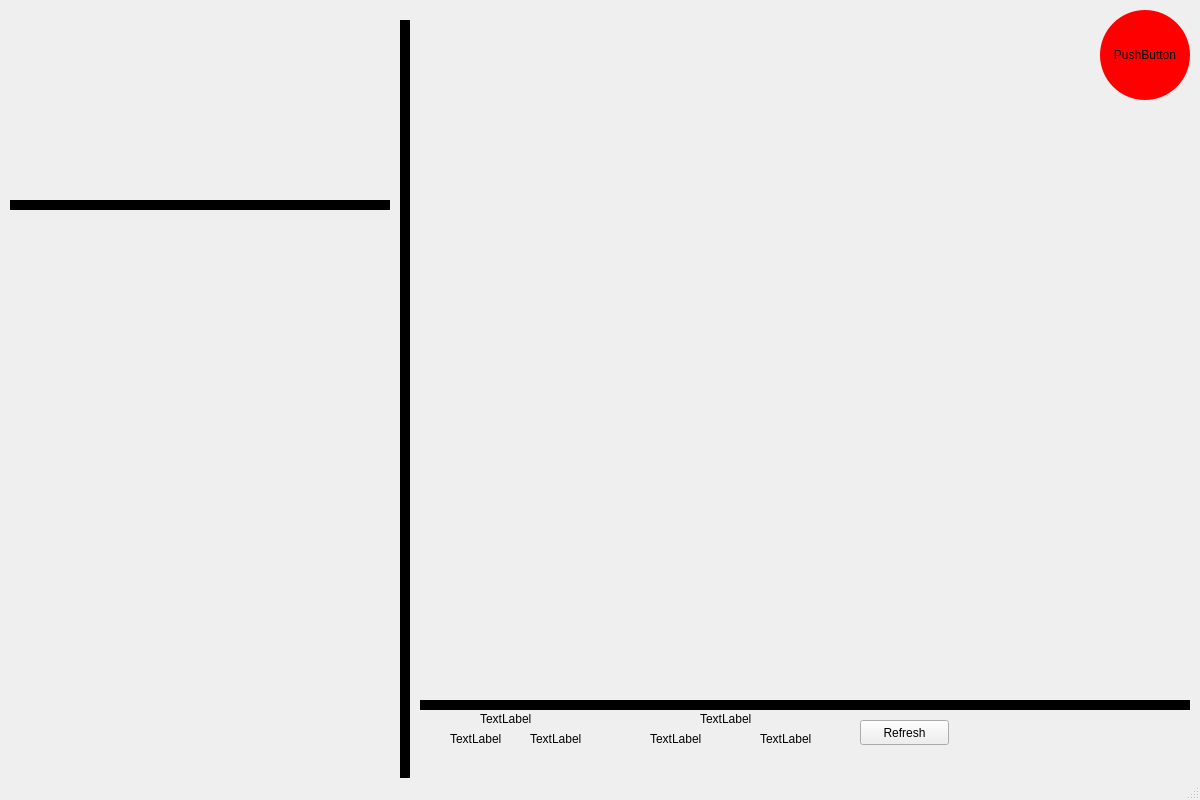
The window that mainwindow.ui (whitea17/dashboard-lab4) describes before a commit, drawn with Qt 5.
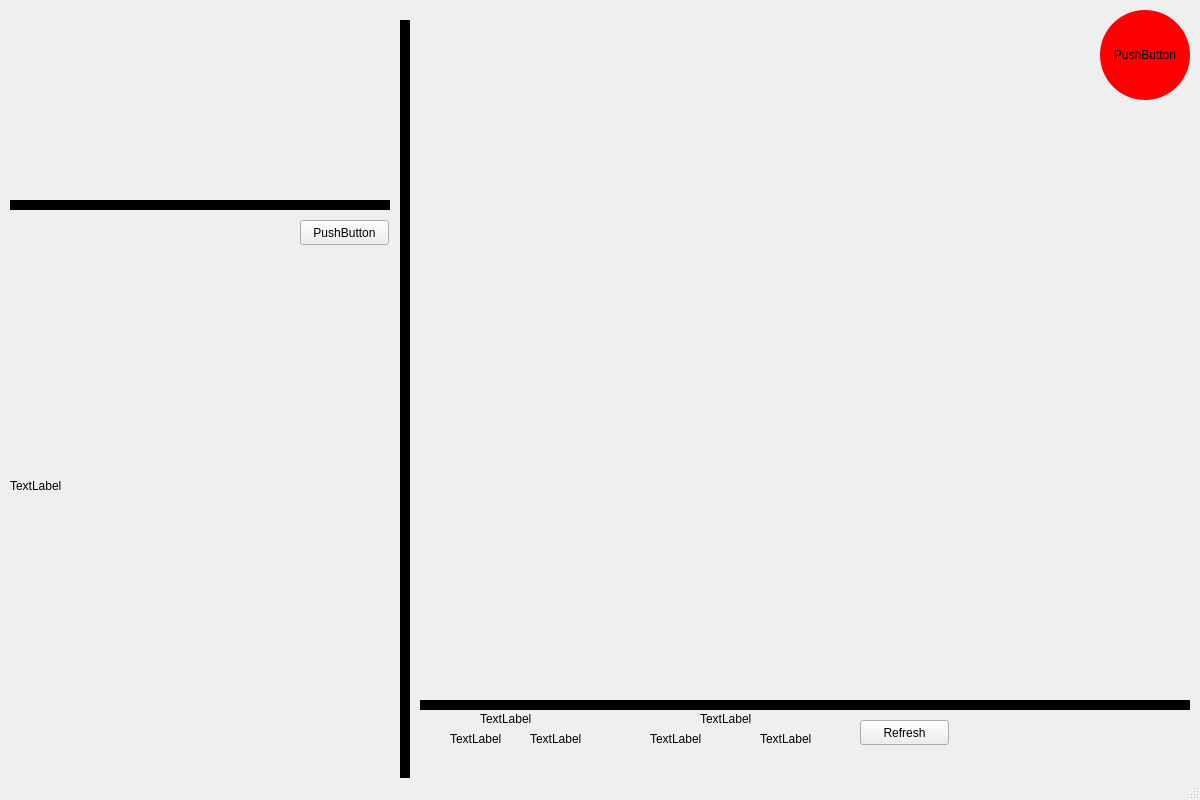
The same window after the commit.

Patch:
```diff
--- a/mainwindow.ui
+++ b/mainwindow.ui
@@ -179,6 +179,35 @@
      <string>TextLabel</string>
     </property>
    </widget>
+   <widget class="QLabel" name="imageBox">
+    <property name="geometry">
+     <rect>
+      <x>10</x>
+      <y>250</y>
+      <width>351</width>
+      <height>471</height>
+     </rect>
+    </property>
+    <property name="text">
+     <string>TextLabel</string>
+    </property>
+    <property name="scaledContents">
+     <bool>true</bool>
+    </property>
+   </widget>
+   <widget class="QPushButton" name="imgDown">
+    <property name="geometry">
+     <rect>
+      <x>300</x>
+      <y>220</y>
+      <width>89</width>
+      <height>25</height>
+     </rect>
+    </property>
+    <property name="text">
+     <string>PushButton</string>
+    </property>
+   </widget>
   </widget>
   <widget class="QMenuBar" name="menubar">
    <property name="geometry">
```
